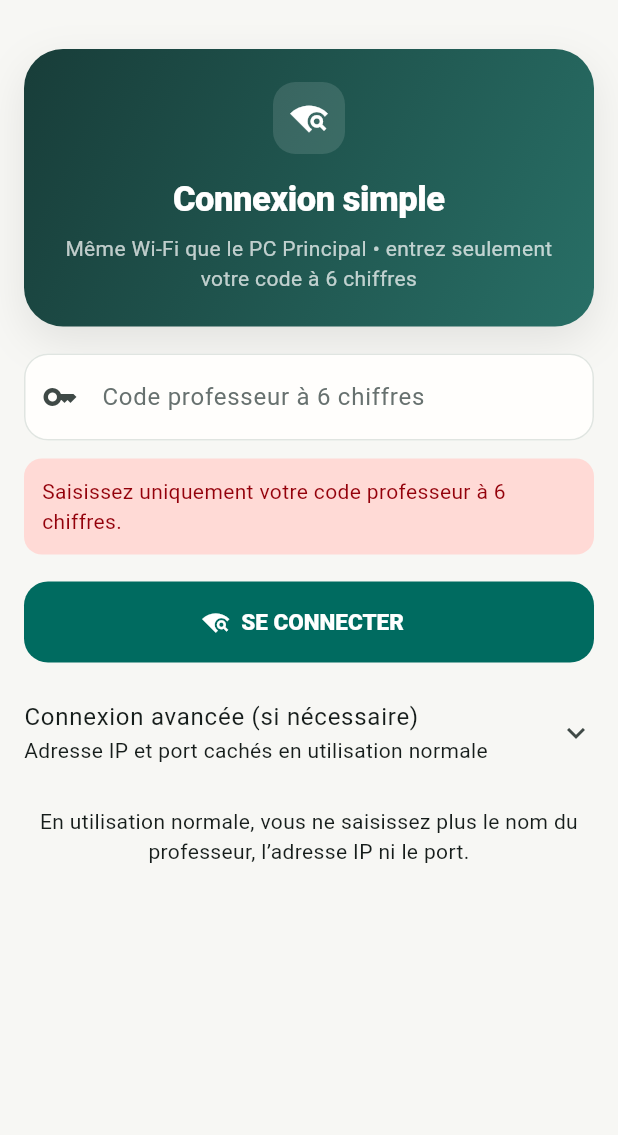
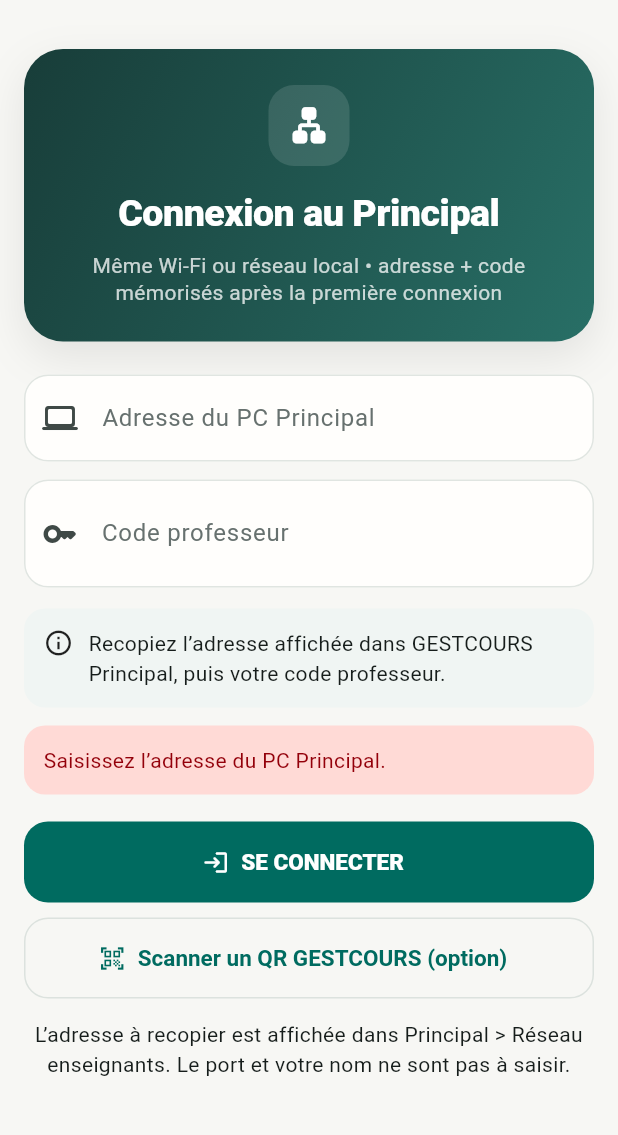
Before and after one commit to cmeosjo-lab/cmeoecole, a Flutter app: the screen it shows after launch, after a tap on "SE CONNECTER", on a phone screen of 412 x 824 dp, the part 59-1194 px from its top. Run offline on Flutter 3.47's test engine with Material 3 defaults, Android fonts, the phone set to English and light mode, and no system bars; our stand-ins replace permission_handler, shared_preferences; missing offline and left inert: mobile_scanner.

Commit message:
V0.5.4 écran de connexion fiable

```diff
--- a/lib/screens/setup_screen.dart
+++ b/lib/screens/setup_screen.dart
@@ -10,48 +10,64 @@
   final LocalStore store;
   final PrincipalApi api;
   final void Function(PrincipalConfig) onConnected;
-  const SetupScreen({
-    super.key,
-    required this.store,
-    required this.api,
-    required this.onConnected,
-  });
-
+  const SetupScreen({super.key, required this.store, required this.api, required this.onConnected});
   @override
   State<SetupScreen> createState() => _SetupScreenState();
 }
 
 class _SetupScreenState extends State<SetupScreen> {
   final host = TextEditingController();
-  final port = TextEditingController(text: '${PrincipalApi.defaultPrincipalPort}');
-  final teacher = TextEditingController();
   final code = TextEditingController();
   bool busy = false;
   String? error;
-  String? progress;
+  String status = 'Recopiez l’adresse affichée dans GESTCOURS Principal, puis votre code professeur.';
 
-  PrincipalConfig get config => PrincipalConfig(
-        host: host.text.trim(),
-        port: int.tryParse(port.text.trim()) ?? PrincipalApi.defaultPrincipalPort,
-        teacher: teacher.text.trim(),
-        code: code.text.trim(),
-      );
+  @override
+  void initState() {
+    super.initState();
+    _loadPrevious();
+  }
 
-  Future<bool> _checkPermission() async {
+  Future<void> _loadPrevious() async {
+    final previous = await widget.store.loadConfig();
+    if (!mounted || previous == null) return;
+    host.text = previous.host;
+    code.text = previous.code;
+  }
+
+  Future<void> connect() async {
+    FocusScope.of(context).unfocus();
+    final enteredHost = host.text.trim();
+    final enteredCode = code.text.trim();
+    if (enteredHost.isEmpty) {
+      setState(() => error = 'Saisissez l’adresse du PC Principal.');
+      return;
+    }
+    if (!RegExp(r'^\d{6}$').hasMatch(enteredCode)) {
+      setState(() => error = 'Saisissez le code professeur à 6 chiffres.');
+      return;
+    }
+    setState(() {
+      busy = true;
+      error = null;
+      status = 'Connexion à GESTCOURS Principal…';
+    });
+
     final lanPermission = await PlatformPermissions.ensureLocalNetwork();
     if (!lanPermission.mayProceed) {
+      if (mounted) {
         setState(() {
           busy = false;
-        progress = null;
           error = lanPermission.message;
+          status = 'Autorisation réseau local nécessaire.';
         });
-      return false;
       }
-    return true;
+      return;
     }
 
-  Future<void> _finishConnection(PrincipalConfig c) async {
     try {
+      final c = await widget.api.pairAddress(enteredHost, enteredCode);
+      if (mounted) setState(() => status = 'Connexion trouvée. Synchronisation de vos classes…');
       final snapshot = await widget.api.sync(c);
       await widget.store.saveConfig(c);
       await widget.store.saveSnapshot(snapshot);
@@ -61,72 +77,10 @@
       if (!mounted) return;
       setState(() {
         busy = false;
-        progress = null;
         error = e.toString();
+        status = 'Connexion non établie.';
       });
     }
-  }
-
-  Future<void> connectAutomatic() async {
-    FocusScope.of(context).unfocus();
-    final enteredCode = code.text.trim();
-    if (!RegExp(r'^\\d{6}$').hasMatch(enteredCode)) {
-      setState(() => error = 'Saisissez uniquement votre code professeur à 6 chiffres.');
-      return;
-    }
-
-    setState(() {
-      busy = true;
-      error = null;
-      progress = 'Recherche automatique de GESTCOURS Principal…';
-    });
-    if (!await _checkPermission()) return;
-
-    try {
-      final previous = await widget.store.loadConfig();
-      final found = await widget.api.discoverByCode(enteredCode, previous: previous);
-      if (!mounted) return;
-      host.text = found.host;
-      port.text = '${found.port}';
-      teacher.text = found.teacher;
-      setState(() => progress = 'PC Principal trouvé. Synchronisation de vos classes…');
-      await _finishConnection(found);
-    } catch (e) {
-      if (!mounted) return;
-      setState(() {
-        busy = false;
-        progress = null;
-        error = e.toString();
-      });
-    }
-  }
-
-  Future<void> connectManual() async {
-    FocusScope.of(context).unfocus();
-    final c = config;
-    if (c.host.isEmpty || c.port <= 0 || c.teacher.isEmpty || c.code.isEmpty) {
-      setState(() => error = 'Adresse, port, professeur et code sont obligatoires en mode manuel.');
-      return;
-    }
-    setState(() {
-      busy = true;
-      error = null;
-      progress = 'Connexion au PC Principal…';
-    });
-    if (!await _checkPermission()) return;
-    final ok = await widget.api.ping(c);
-    if (!mounted) return;
-    if (!ok) {
-      setState(() {
-        busy = false;
-        progress = null;
-        error =
-            'Cette adresse ne répond pas. Le port normal de GESTCOURS Principal est '
-            '${PrincipalApi.defaultPrincipalPort}.';
-      });
-      return;
-    }
-    await _finishConnection(c);
   }
 
   Future<void> scanQr() async {
@@ -135,21 +89,23 @@
     );
     if (result == null) return;
     try {
-      final p = result.split('|');
+      final value = result.trim();
+      final p = value.split('|');
       if (p.length == 5 && p[0] == 'ECOLEPRO') {
-        setState(() {
-          host.text = p[1];
-          port.text = p[2];
-          teacher.text = p[3];
-          code.text = p[4];
-          error = null;
-        });
-        await connectManual();
-      } else {
-        setState(() => error = 'QR non reconnu.');
+        host.text = p[1].trim();
+        code.text = p[4].trim();
+        await connect();
+        return;
       }
+      if (p.length >= 3 && p[0] == 'GESTCOURS') {
+        host.text = p[1].trim();
+        code.text = p[2].trim();
+        await connect();
+        return;
+      }
+      setState(() => error = 'QR GESTCOURS non reconnu.');
     } catch (_) {
-      setState(() => error = 'QR non reconnu.');
+      setState(() => error = 'QR GESTCOURS non reconnu.');
     }
   }
 
@@ -158,9 +114,8 @@
         resizeToAvoidBottomInset: true,
         appBar: AppBar(title: const Text('GESTCOURS • PROF')),
         body: SafeArea(
-          child: LayoutBuilder(
-            builder: (context, constraints) {
-              final maxWidth = constraints.maxWidth > 620 ? 560.0 : constraints.maxWidth;
+          child: LayoutBuilder(builder: (context, constraints) {
+            final maxWidth = constraints.maxWidth > 620 ? 520.0 : constraints.maxWidth;
             return ListView(
               keyboardDismissBehavior: ScrollViewKeyboardDismissBehavior.onDrag,
               physics: const AlwaysScrollableScrollPhysics(),
@@ -178,7 +133,7 @@
                       crossAxisAlignment: CrossAxisAlignment.stretch,
                       children: [
                         Container(
-                            padding: const EdgeInsets.all(22),
+                          padding: const EdgeInsets.all(24),
                           decoration: BoxDecoration(
                             gradient: const LinearGradient(
                               begin: Alignment.topLeft,
@@ -186,144 +141,103 @@
                               colors: [Color(0xFF183D39), Color(0xFF286F66)],
                             ),
                             borderRadius: BorderRadius.circular(26),
-                              boxShadow: const [
-                                BoxShadow(
-                                  color: Color(0x16000000),
-                                  blurRadius: 24,
-                                  offset: Offset(0, 10),
-                                )
-                              ],
+                            boxShadow: const [BoxShadow(color: Color(0x16000000), blurRadius: 24, offset: Offset(0, 10))],
                           ),
-                            child: Column(
-                              children: [
+                          child: Column(children: [
                             Container(
-                                  width: 48,
-                                  height: 48,
-                                  decoration: BoxDecoration(
-                                    color: Colors.white.withOpacity(.12),
-                                    borderRadius: BorderRadius.circular(15),
-                                  ),
-                                  child: const Icon(Icons.wifi_find, size: 25, color: Colors.white),
+                              width: 54,
+                              height: 54,
+                              decoration: BoxDecoration(color: Colors.white.withOpacity(.12), borderRadius: BorderRadius.circular(17)),
+                              child: const Icon(Icons.lan_rounded, size: 29, color: Colors.white),
                             ),
                             const SizedBox(height: 14),
                             const Text(
-                                  'Connexion simple',
-                                  style: TextStyle(
-                                    color: Colors.white,
-                                    fontSize: 23,
-                                    fontWeight: FontWeight.w900,
-                                    letterSpacing: -.3,
+                              'Connexion au Principal',
+                              style: TextStyle(color: Colors.white, fontSize: 25, fontWeight: FontWeight.w900, letterSpacing: -.3),
+                            ),
+                            const SizedBox(height: 7),
+                            Text(
+                              'Même Wi-Fi ou réseau local • adresse + code mémorisés après la première connexion',
+                              textAlign: TextAlign.center,
+                              style: TextStyle(color: Colors.white.withOpacity(.76), height: 1.3),
+                            ),
+                          ]),
+                        ),
+                        const SizedBox(height: 22),
+                        TextField(
+                          controller: host,
+                          enabled: !busy,
+                          keyboardType: TextInputType.url,
+                          decoration: const InputDecoration(
+                            labelText: 'Adresse du PC Principal',
+                            hintText: '192.168.1.20',
+                            prefixIcon: Icon(Icons.computer_rounded),
                           ),
                         ),
-                                const SizedBox(height: 6),
-                                Text(
-                                  'Même Wi-Fi que le PC Principal • entrez seulement votre code à 6 chiffres',
-                                  textAlign: TextAlign.center,
-                                  style: TextStyle(color: Colors.white.withOpacity(.72)),
-                                ),
-                              ],
-                            ),
-                          ),
-                          const SizedBox(height: 18),
+                        const SizedBox(height: 12),
                         TextField(
                           controller: code,
-                            obscureText: true,
+                          enabled: !busy,
+                          textAlign: TextAlign.center,
                           keyboardType: TextInputType.number,
-                            inputFormatters: [
-                              FilteringTextInputFormatter.digitsOnly,
-                              LengthLimitingTextInputFormatter(6),
-                            ],
+                          maxLength: 6,
+                          inputFormatters: [FilteringTextInputFormatter.digitsOnly],
+                          style: const TextStyle(fontSize: 25, fontWeight: FontWeight.w900, letterSpacing: 6),
                           decoration: const InputDecoration(
-                              labelText: 'Code professeur à 6 chiffres',
-                              prefixIcon: Icon(Icons.key_outlined),
+                            labelText: 'Code professeur',
+                            hintText: '123456',
+                            counterText: '',
+                            prefixIcon: Icon(Icons.key_rounded),
                           ),
+                          onSubmitted: (_) { if (!busy) connect(); },
                         ),
-                          if (progress != null) ...[
                         const SizedBox(height: 14),
-                            Row(
-                              children: [
-                                const SizedBox(
-                                  width: 20,
-                                  height: 20,
-                                  child: CircularProgressIndicator(strokeWidth: 2),
+                        Container(
+                          padding: const EdgeInsets.all(13),
+                          decoration: BoxDecoration(
+                            color: const Color(0xFFF0F5F3),
+                            borderRadius: BorderRadius.circular(14),
                           ),
-                                const SizedBox(width: 10),
-                                Expanded(child: Text(progress!)),
-                              ],
+                          child: Row(crossAxisAlignment: CrossAxisAlignment.start, children: [
+                            if (busy)
+                              const Padding(
+                                padding: EdgeInsets.only(right: 11, top: 2),
+                                child: SizedBox(width: 18, height: 18, child: CircularProgressIndicator(strokeWidth: 2)),
+                              )
+                            else
+                              const Padding(
+                                padding: EdgeInsets.only(right: 10),
+                                child: Icon(Icons.info_outline, size: 20),
                               ),
-                          ],
+                            Expanded(child: Text(status)),
+                          ]),
+                        ),
                         if (error != null) ...[
                           const SizedBox(height: 12),
                           Container(
-                              padding: const EdgeInsets.all(12),
+                            padding: const EdgeInsets.all(13),
                             decoration: BoxDecoration(
                               color: Theme.of(context).colorScheme.errorContainer,
-                                borderRadius: BorderRadius.circular(12),
+                              borderRadius: BorderRadius.circular(14),
                             ),
-                              child: Text(
-                                error!,
-                                style: TextStyle(
-                                  color: Theme.of(context).colorScheme.onErrorContainer,
-                                ),
-                              ),
+                            child: Text(error!, style: TextStyle(color: Theme.of(context).colorScheme.onErrorContainer)),
                           ),
                         ],
                         const SizedBox(height: 18),
                         FilledButton.icon(
-                            onPressed: busy ? null : connectAutomatic,
-                            icon: const Icon(Icons.wifi_find),
-                            label: Text(busy ? 'Recherche…' : 'SE CONNECTER'),
-                          ),
-                          const SizedBox(height: 10),
-                          ExpansionTile(
-                            tilePadding: EdgeInsets.zero,
-                            title: const Text('Connexion avancée (si nécessaire)'),
-                            subtitle: const Text('Adresse IP et port cachés en utilisation normale'),
-                            children: [
-                              TextField(
-                                controller: teacher,
-                                textCapitalization: TextCapitalization.words,
-                                decoration: const InputDecoration(
-                                  labelText: 'Nom du professeur (mode avancé)',
-                                  prefixIcon: Icon(Icons.person_outline),
-                                ),
-                              ),
-                              const SizedBox(height: 10),
-                              TextField(
-                                controller: host,
-                                keyboardType: TextInputType.url,
-                                decoration: const InputDecoration(
-                                  labelText: 'Adresse IP du PC Principal',
-                                  hintText: '192.168.1.10',
-                                  prefixIcon: Icon(Icons.computer),
-                                ),
-                              ),
-                              const SizedBox(height: 10),
-                              TextField(
-                                controller: port,
-                                keyboardType: TextInputType.number,
-                                decoration: const InputDecoration(
-                                  labelText: 'Port',
-                                  prefixIcon: Icon(Icons.lan_outlined),
-                                ),
+                          onPressed: busy ? null : connect,
+                          icon: const Icon(Icons.login_rounded),
+                          label: Text(busy ? 'CONNEXION…' : 'SE CONNECTER'),
                         ),
                         const SizedBox(height: 10),
                         OutlinedButton.icon(
-                                onPressed: busy ? null : connectManual,
-                                icon: const Icon(Icons.login),
-                                label: const Text('Connexion manuelle'),
-                              ),
-                              const SizedBox(height: 8),
-                              OutlinedButton.icon(
                           onPressed: busy ? null : scanQr,
                           icon: const Icon(Icons.qr_code_scanner),
-                                label: const Text('Scanner un QR code'),
+                          label: const Text('Scanner un QR GESTCOURS (option)'),
                         ),
-                            ],
-                          ),
-                          const SizedBox(height: 12),
+                        const SizedBox(height: 14),
                         const Text(
-                            'En utilisation normale, vous ne saisissez plus le nom du professeur, l’adresse IP ni le port.',
+                          'L’adresse à recopier est affichée dans Principal > Réseau enseignants. Le port et votre nom ne sont pas à saisir.',
                           textAlign: TextAlign.center,
                         ),
                       ],
@@ -332,8 +246,7 @@
                 ),
               ],
             );
-            },
-          ),
+          }),
         ),
       );
 }
@@ -348,17 +261,14 @@
   bool finished = false;
   @override
   Widget build(BuildContext context) => Scaffold(
-        appBar: AppBar(title: const Text('Scanner le QR du Principal')),
-        body: MobileScanner(
-          onDetect: (capture) {
+        appBar: AppBar(title: const Text('Scanner le QR GESTCOURS')),
+        body: MobileScanner(onDetect: (capture) {
           if (finished) return;
-            final value =
-                capture.barcodes.isNotEmpty ? capture.barcodes.first.rawValue : null;
+          final value = capture.barcodes.isNotEmpty ? capture.barcodes.first.rawValue : null;
           if (value != null && value.isNotEmpty) {
             finished = true;
             Navigator.of(context).pop(value);
           }
-          },
-        ),
+        }),
       );
 }
```
Lines whose indentation alone changed are shown as unchanged.
